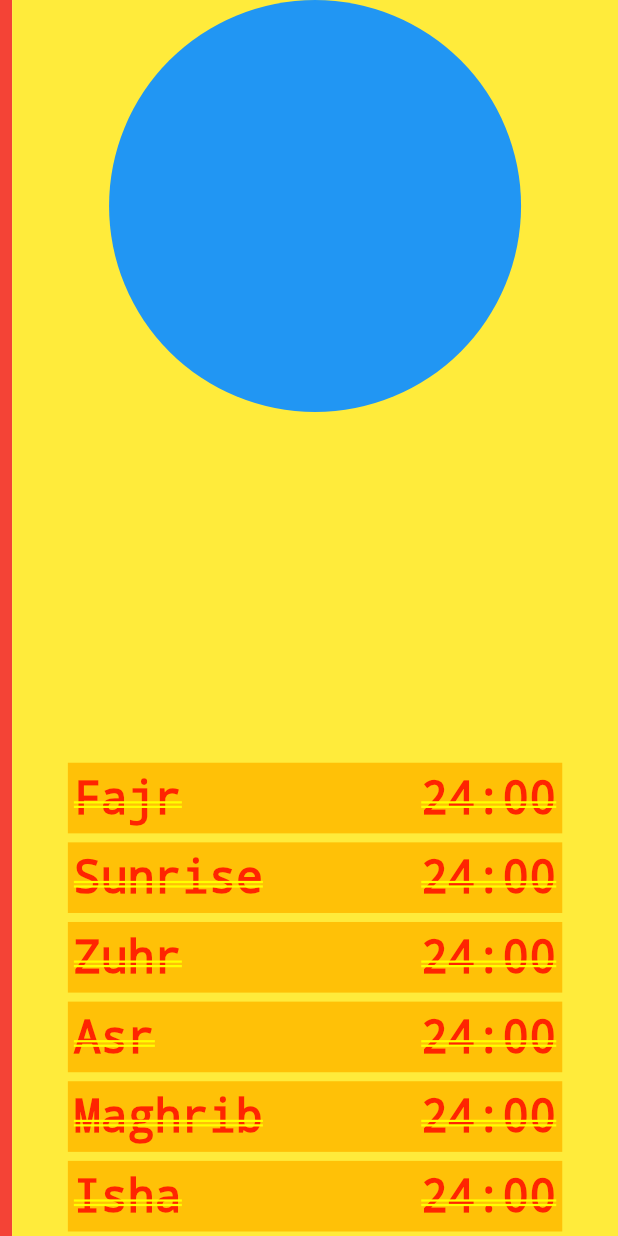
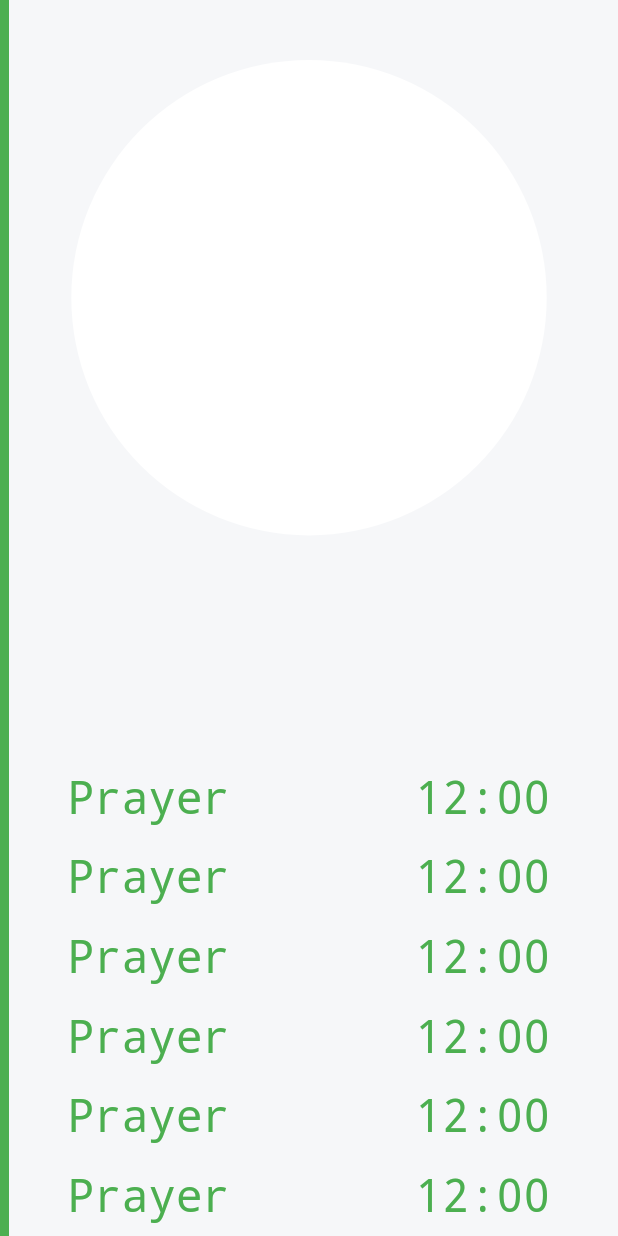
Before and after one commit to burhanhaq/SimpleAzaan, a Flutter app: the screen it shows after launch, on a phone screen of 412 x 824 dp. Run offline on Flutter 3.47's test engine with Material 2 defaults, Android fonts, the phone set to English and light mode, and no system bars; network calls fail.

Commit message:
Update colors to white/green. Use stack on home page

```diff
--- a/lib/home_page.dart
+++ b/lib/home_page.dart
@@ -3,6 +3,7 @@ import 'package:simple_azaan/aladhan_api.dart';
 import 'package:simple_azaan/prayer.dart';
 import 'package:simple_azaan/prayer_card.dart';
 import 'package:simple_azaan/prayer_data.dart';
+import 'package:simple_azaan/settings_page.dart';
 
 class HomePage extends StatefulWidget {
   const HomePage({super.key});
@@ -46,77 +47,49 @@ class _HomePageState extends State<HomePage> {
     _updatePrayerTime();
 
     var screenSize = MediaQuery.of(context).size;
-    var clockDiameter = screenSize.width / 1.5;
+    var clockDiameter = screenSize.width / 1.3;
 
-    return Row(
-      mainAxisSize: MainAxisSize.max,
+    return Stack(
+      fit: StackFit.expand,
       children: [
-        Expanded(
-          flex: 2,
-          child: Container(
-            color: Colors.red,
-          ),
-        ),
-        Expanded(
-          flex: 100,
-          child: Container(
-            color: Colors.yellow,
+        Container(
+          color: const Color(0xfff6f7f9),
           child: SafeArea(
             child: Column(
               crossAxisAlignment: CrossAxisAlignment.center,
-                mainAxisAlignment: MainAxisAlignment.spaceBetween,
               children: [
+                const SizedBox(
+                  height: 40,
+                ),
                 Container(
                   height: clockDiameter,
                   width: clockDiameter,
                   decoration: const BoxDecoration(
                     shape: BoxShape.circle,
-                      color: Colors.blue,
+                    color: Color(0xffffffff),
                   ),
                 ),
-                  Container(
-                    child: Column(children: [
+                const Spacer(),
+                Column(children: [
                   Column(
                     mainAxisAlignment: MainAxisAlignment.center,
                     children: [
-                          PrayerCard(
-                            prayer: fajr ??
-                                Prayer('Fajr',
-                                    DateTime.parse('2020-03-25 00:00:00')),
-                          ),
-                          PrayerCard(
-                            prayer: sunrise ??
-                                Prayer('Sunrise',
-                                    DateTime.parse('2020-03-25 00:00:00')),
-                          ),
-                          PrayerCard(
-                            prayer: zuhr ??
-                                Prayer('Zuhr',
-                                    DateTime.parse('2020-03-25 00:00:00')),
-                          ),
-                          PrayerCard(
-                            prayer: asr ??
-                                Prayer('Asr',
-                                    DateTime.parse('2020-03-25 00:00:00')),
-                          ),
-                          PrayerCard(
-                            prayer: maghrib ??
-                                Prayer('Maghrib',
-                                    DateTime.parse('2020-03-25 00:00:00')),
-                          ),
-                          PrayerCard(
-                            prayer: isha ??
-                                Prayer('Isha',
-                                    DateTime.parse('2020-03-25 00:00:00')),
-                          ),
+                      PrayerCard(prayer: fajr),
+                      PrayerCard(prayer: sunrise),
+                      PrayerCard(prayer: zuhr),
+                      PrayerCard(prayer: asr),
+                      PrayerCard(prayer: maghrib),
+                      PrayerCard(prayer: isha),
                     ],
                   ),
                 ]),
-                  ),
               ],
             ),
           ),
         ),
+        const Positioned(
+          left: 0,
+          child: SettingsPage(),
         ),
       ],
     );
--- a/lib/prayer_card.dart
+++ b/lib/prayer_card.dart
@@ -2,7 +2,7 @@ import 'package:flutter/material.dart';
 import 'package:simple_azaan/prayer.dart';
 
 class PrayerCard extends StatefulWidget {
-  final Prayer prayer;
+  final Prayer? prayer;
   const PrayerCard({super.key, required this.prayer});
 
   @override
@@ -16,32 +16,39 @@ class _PrayerCardState extends State<PrayerCard> {
     var cardWidth = screenSize.width * 0.8;
     var cardHeight = cardWidth / 7;
 
-    var prayerPassed = widget.prayer.prayerTime.isBefore(DateTime.now());
+    var prayerPassed =
+        widget.prayer?.prayerTime.isBefore(DateTime.now()) ?? false;
+    var prayerName = widget.prayer?.name ?? 'Prayer';
+    var prayerTime = widget.prayer?.getTimeString() ?? '12:00';
 
     return Container(
       width: cardWidth,
       height: cardHeight,
       padding: const EdgeInsets.all(4),
       margin: const EdgeInsets.symmetric(vertical: 3),
-      color: Colors.amber,
-      child: Row(mainAxisAlignment: MainAxisAlignment.spaceBetween, children: [
+      child: Row(
+        mainAxisAlignment: MainAxisAlignment.spaceBetween,
+        children: [
           Text(
-          widget.prayer.name,
+            prayerName,
             style: TextStyle(
               fontSize: 30,
-            decoration:
-                prayerPassed ? TextDecoration.lineThrough : TextDecoration.none,
+              color: prayerPassed ? Colors.grey : Colors.green,
+              fontWeight: FontWeight.w500,
+              decoration: TextDecoration.none,
             ),
           ),
           Text(
-          widget.prayer.getTimeString(),
+            prayerTime,
             style: TextStyle(
               fontSize: 30,
-            decoration:
-                prayerPassed ? TextDecoration.lineThrough : TextDecoration.none,
+              color: prayerPassed ? Colors.grey : Colors.green,
+              fontWeight: FontWeight.w400,
+              decoration: TextDecoration.none,
             ),
           )
-      ]),
+        ],
+      ),
     );
   }
 }
```
Lines whose indentation alone changed are shown as unchanged.
